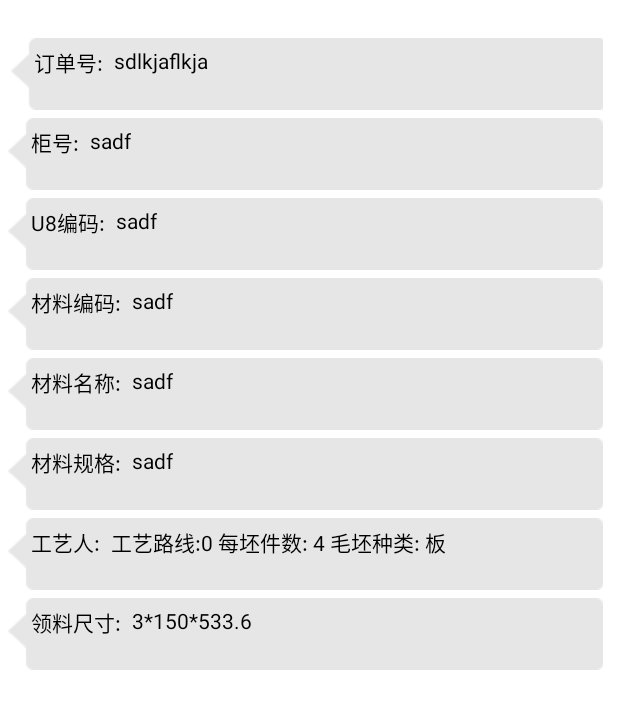
After one commit to txxmfnn/Shinva, an Android app: the fragment AllPlanFragment shown on its own in the app's theme, on a phone screen of 412 x 824 dp. The commit adds this screen. Shown: the top 709 px of the screen. Run offline under Robolectric (Android 15) with nearby library versions, the phone set to English and light mode, and no system bars; network calls fail.

Commit message:
增加订单查询综合页面

```diff
--- a/app/build.gradle
+++ b/app/build.gradle
@@ -35,8 +35,8 @@ dependencies {
     compile files('libs/jackson-module-jaxb-annotations-2.2.3.jar')
     compile project(':android_async_http_library')
     compile project(':stick_header_view_pager_library')
+    compile files('libs/gson-2.3.1.jar')
     compile 'com.android.support:appcompat-v7:23.4.0'
     compile 'com.android.support:design:23.4.0'
     compile 'com.android.support:support-v4:23.4.0'
-    compile files('libs/gson-2.3.1.jar')
 }
--- a/app/src/main/java/com/yanz/machine/shinva/PlanSearchActivity.java
+++ b/app/src/main/java/com/yanz/machine/shinva/PlanSearchActivity.java
@@ -19,6 +19,7 @@ import com.loopj.android.http.AsyncHttpClient;
 import com.loopj.android.http.RequestParams;
 import com.loopj.android.http.TextHttpResponseHandler;
 import com.yanz.machine.shinva.entity.SPlan;
+import com.yanz.machine.shinva.planSearch.AllPlanFragment;
 import com.yanz.machine.shinva.planSearch.DispatchingInfoFragment;
 import com.yanz.machine.shinva.planSearch.LogisticsPlanFragment;
 import com.yanz.machine.shinva.planSearch.PlanDetailFragment;
@@ -63,7 +64,7 @@ public class PlanSearchActivity extends FragmentActivity implements View.OnClick
     private TextView mPlanDetail;
     private TextView mDispatching;
     private TextView mLogisticPlan;
-
+    private TextView mPlanAll;
 
 
     @Override
@@ -101,6 +102,8 @@ public class PlanSearchActivity extends FragmentActivity implements View.OnClick
         mDispatching = (TextView) findViewById(R.id.id_tv_dispathing);//汇报明细
         findViewById(R.id.id_ll_logisticPlan).setOnClickListener(this);
         mLogisticPlan = (TextView) findViewById(R.id.id_tv_logisticPlan);//物流明细
+        findViewById(R.id.id_ll_planAll).setOnClickListener(this);
+        mPlanAll = (TextView)findViewById(R.id.id_tv_planAll);//综合信息
         viewPager.setOnPageChangeListener(new ViewPager.OnPageChangeListener() {
             @Override
             public void onPageScrolled(int position, float positionOffset, int positionOffsetPixels) {
@@ -122,9 +125,10 @@ public class PlanSearchActivity extends FragmentActivity implements View.OnClick
         //fragments.add(new DispatchingInfoFragment());
         fragments.add(new DispatchingInfoFragment());
         fragments.add(new LogisticsPlanFragment());
+        fragments.add(new AllPlanFragment());
         //adapter = new MyFragmentAdapter(getSupportFragmentManager(),fragments);
         mainPagerAdapter = new MainPagerAdapter(getSupportFragmentManager(),fragments);
-        viewPager.setOffscreenPageLimit(1);//改变预加载页面
+        viewPager.setOffscreenPageLimit(5);//改变预加载页面
         viewPager.setAdapter(mainPagerAdapter);
         changeSelectedState(0);
         initData();
@@ -168,7 +172,6 @@ public class PlanSearchActivity extends FragmentActivity implements View.OnClick
                             plans = objectMapper.readValue(
                                     result,
                                     new TypeReference<List<SPlan>>() {
-
                                     }
                             );
                             loadInfo();
@@ -232,10 +235,13 @@ public class PlanSearchActivity extends FragmentActivity implements View.OnClick
             case R.id.id_ll_logisticPlan://物流明细
                 currentPosition = 3;
                 break;
+            case R.id.id_ll_planAll://综合信息
+                currentPosition = 4;
+                break;
         }
         changeSelectedState(currentPosition);
 
-        //viewPager.setCurrentItem(currentPosition, false);
+        viewPager.setCurrentItem(currentPosition, false);
     }
     class MainPagerAdapter extends FragmentPagerAdapter {
         private List<Fragment> fragmentList;
@@ -265,6 +271,8 @@ public class PlanSearchActivity extends FragmentActivity implements View.OnClick
         mDispatching.setTextColor(currentPosition == 2 ? resources.getColor(R.color.text_color_press):resources.getColor(R.color.text_color_normal));
 
         mLogisticPlan.setTextColor(currentPosition == 3 ? resources.getColor(R.color.text_color_press) : resources.getColor(R.color.text_color_normal));
+
+        mPlanAll.setTextColor(currentPosition==4 ? resources.getColor(R.color.text_color_press):resources.getColor(R.color.text_color_normal));
     }
 
 
--- /dev/null
+++ b/app/src/main/java/com/yanz/machine/shinva/planSearch/AllPlanFragment.java
@@ -0,0 +1,52 @@
+package com.yanz.machine.shinva.planSearch;
+
+import android.content.Context;
+import android.net.Uri;
+import android.os.Bundle;
+import android.support.annotation.Nullable;
+import android.support.v4.app.Fragment;
+import android.view.LayoutInflater;
+import android.view.View;
+import android.view.ViewGroup;
+import android.widget.TextView;
+
+import com.yanz.machine.shinva.R;
+
+
+public class AllPlanFragment extends Fragment {
+
+    private View mMainView;
+    private TextView tv_planAll_dingdanCode;
+    public AllPlanFragment() {
+
+    }
+
+    @Override
+    public void onResume() {
+        super.onResume();
+
+    }
+
+    @Override
+    public void onCreate(@Nullable Bundle savedInstanceState) {
+        super.onCreate(savedInstanceState);
+
+    }
+
+    @Override
+    public void onActivityCreated(@Nullable Bundle savedInstanceState) {
+        super.onActivityCreated(savedInstanceState);
+
+    }
+
+    @Nullable
+    @Override
+    public View onCreateView(LayoutInflater inflater, @Nullable ViewGroup container, @Nullable Bundle savedInstanceState) {
+
+        mMainView = inflater.inflate(R.layout.fragment_all_plan,(ViewGroup) getActivity().findViewById(R.id.pager),false);
+        /*tv_planAll_test = (TextView) mMainView.findViewById(R.id.tv_planAll_test);
+        tv_planAll_test.setText("加载成功");*/
+
+        return mMainView;
+    }
+}
--- /dev/null
+++ b/app/src/main/res/layout/fragment_all_plan.xml
@@ -0,0 +1,248 @@
+<FrameLayout xmlns:android="http://schemas.android.com/apk/res/android"
+    xmlns:tools="http://schemas.android.com/tools"
+    android:layout_width="match_parent"
+    android:layout_height="match_parent"
+    tools:context="com.yanz.machine.shinva.planSearch.AllPlanFragment">
+
+
+    <RelativeLayout xmlns:android="http://schemas.android.com/apk/res/android"
+        android:layout_width="match_parent"
+        android:layout_height="match_parent"
+        android:background="@color/bg_White"
+        android:orientation="vertical"
+        android:paddingTop="20dp"
+        android:paddingRight="10dp">
+        <RelativeLayout
+            android:id="@+id/rl_planAll_first"
+            android:layout_marginLeft="5dp"
+            android:layout_marginTop="5dp"
+            android:layout_centerHorizontal="true"
+            android:background="@drawable/timeline_content"
+            android:padding="5dp"
+            android:layout_width="fill_parent"
+            android:layout_height="wrap_content">
+            <TextView
+                android:id="@+id/tv_planAll_dingdan"
+                android:paddingLeft="10dp"
+                android:text="订单号:"
+
+                android:textColor="@color/black"
+                android:textSize="14sp"
+                android:layout_width="wrap_content"
+                android:layout_height="wrap_content"/>
+            <TextView
+                android:id="@+id/tv_planAll_dingdanCode"
+                android:layout_marginLeft="7dp"
+                android:layout_toRightOf="@+id/tv_planAll_dingdan"
+                android:text="sdlkjaflkja"
+                android:textSize="14sp"
+                android:textColor="@color/black"
+                android:layout_width="wrap_content"
+                android:layout_height="wrap_content"/>
+        </RelativeLayout>
+        <RelativeLayout
+            android:id="@+id/rl_planAll_second"
+            android:layout_below="@+id/rl_planAll_first"
+            android:paddingTop="20dp"
+            android:layout_marginLeft="5dp"
+            android:layout_marginTop="5dp"
+            android:layout_toRightOf="@+id/img_circular"
+            android:background="@drawable/timeline_content"
+            android:padding="5dp"
+            android:layout_width="fill_parent"
+            android:layout_height="wrap_content">
+            <TextView
+                android:id="@+id/tv_planAll_guihao"
+                android:paddingLeft="10dp"
+                android:text="柜号:"
+                android:textColor="@color/black"
+                android:textSize="14sp"
+                android:layout_width="wrap_content"
+                android:layout_height="wrap_content"/>
+            <TextView
+                android:id="@+id/tv_planAll_guihaoCode"
+                android:layout_marginLeft="7dp"
+                android:layout_toRightOf="@+id/tv_planAll_guihao"
+                android:text="sadf"
+                android:textSize="14sp"
+                android:textColor="@color/black"
+                android:layout_width="wrap_content"
+                android:layout_height="wrap_content"/>
+        </RelativeLayout>
+        <RelativeLayout
+            android:id="@+id/rl_planAll_three"
+            android:layout_below="@+id/rl_planAll_second"
+            android:paddingTop="20dp"
+            android:layout_marginLeft="5dp"
+            android:layout_marginTop="5dp"
+            android:layout_toRightOf="@+id/img_circular"
+            android:background="@drawable/timeline_content"
+            android:padding="5dp"
+            android:layout_width="fill_parent"
+            android:layout_height="wrap_content">
+            <TextView
+                android:id="@+id/tv_planAll_u8"
+                android:paddingLeft="10dp"
+                android:text="U8编码:"
+                android:textColor="@color/black"
+                android:textSize="14sp"
+                android:layout_width="wrap_content"
+                android:layout_height="wrap_content"/>
+            <TextView
+                android:id="@+id/tv_planAll_u8Code"
+                android:layout_marginLeft="7dp"
+                android:layout_toRightOf="@+id/tv_planAll_u8"
+                android:text="sadf"
+                android:textSize="14sp"
+                android:textColor="@color/black"
+                android:layout_width="wrap_content"
+                android:layout_height="wrap_content"/>
+        </RelativeLayout>
+        <RelativeLayout
+            android:id="@+id/rl_planAll_four"
+            android:layout_below="@+id/rl_planAll_three"
+            android:paddingTop="20dp"
+            android:layout_marginLeft="5dp"
+            android:layout_marginTop="5dp"
+            android:layout_toRightOf="@+id/img_circular"
+            android:background="@drawable/timeline_content"
+            android:padding="5dp"
+            android:layout_width="fill_parent"
+            android:layout_height="wrap_content">
+            <TextView
+                android:id="@+id/tv_planAll_stock"
+                android:paddingLeft="10dp"
+                android:text="材料编码:"
+                android:textColor="@color/black"
+                android:textSize="14sp"
+                android:layout_width="wrap_content"
+                android:layout_height="wrap_content"/>
+            <TextView
+                android:id="@+id/tv_planAll_stockCode"
+                android:layout_marginLeft="7dp"
+                android:layout_toRightOf="@+id/tv_planAll_stock"
+                android:text="sadf"
+                android:textSize="14sp"
+                android:textColor="@color/black"
+                android:layout_width="wrap_content"
+                android:layout_height="wrap_content"/>
+        </RelativeLayout>
+        <RelativeLayout
+            android:id="@+id/rl_planAll_five"
+            android:layout_below="@+id/rl_planAll_four"
+            android:paddingTop="20dp"
+            android:layout_marginLeft="5dp"
+            android:layout_marginTop="5dp"
+            android:layout_toRightOf="@+id/img_circular"
+            android:background="@drawable/timeline_content"
+            android:padding="5dp"
+            android:layout_width="fill_parent"
+            android:layout_height="wrap_content">
+            <TextView
+                android:id="@+id/tv_planAll_stockName"
+                android:paddingLeft="10dp"
+                android:text="材料名称:"
+                android:textColor="@color/black"
+                android:textSize="14sp"
+                android:layout_width="wrap_content"
+                android:layout_height="wrap_content"/>
+            <TextView
+                android:id="@+id/tv_planAll_stockNameCode"
+                android:layout_marginLeft="7dp"
+                android:layout_toRightOf="@+id/tv_planAll_stockName"
+                android:text="sadf"
+                android:textSize="14sp"
+                android:textColor="@color/black"
+                android:layout_width="wrap_content"
+                android:layout_height="wrap_content"/>
+        </RelativeLayout>
+        <RelativeLayout
+            android:id="@+id/rl_planAll_six"
+            android:layout_below="@+id/rl_planAll_five"
+            android:paddingTop="20dp"
+            android:layout_marginLeft="5dp"
+            android:layout_marginTop="5dp"
+            android:layout_toRightOf="@+id/img_circular"
+            android:background="@drawable/timeline_content"
+            android:padding="5dp"
+            android:layout_width="fill_parent"
+            android:layout_height="wrap_content">
+            <TextView
+                android:id="@+id/tv_planAll_stockPtd"
+                android:paddingLeft="10dp"
+                android:text="材料规格:"
+                android:textColor="@color/black"
+                android:textSize="14sp"
+                android:layout_width="wrap_content"
+                android:layout_height="wrap_content"/>
+            <TextView
+                android:id="@+id/tv_planAll_stockPtdCode"
+                android:layout_marginLeft="7dp"
+                android:layout_toRightOf="@+id/tv_planAll_stockPtd"
+                android:text="sadf"
+                android:textSize="14sp"
+                android:textColor="@color/black"
+                android:layout_width="wrap_content"
+                android:layout_height="wrap_content"/>
+        </RelativeLayout>
+        <RelativeLayout
+            android:id="@+id/rl_planAll_seven"
+            android:layout_below="@+id/rl_planAll_six"
+            android:paddingTop="20dp"
+            android:layout_marginLeft="5dp"
+            android:layout_marginTop="5dp"
+            android:layout_toRightOf="@+id/img_circular"
+            android:background="@drawable/timeline_content"
+            android:padding="5dp"
+            android:layout_width="fill_parent"
+            android:layout_height="wrap_content">
+            <TextView
+                android:id="@+id/tv_planAll_gyr"
+                android:paddingLeft="10dp"
+                android:text="工艺人:"
+                android:textColor="@color/black"
+                android:textSize="14sp"
+                android:layout_width="wrap_content"
+                android:layout_height="wrap_content"/>
+            <TextView
+                android:id="@+id/tv_planAll_gyrCode"
+                android:layout_marginLeft="7dp"
+                android:layout_toRightOf="@+id/tv_planAll_gyr"
+                android:text="工艺路线:0 每坯件数: 4 毛坯种类: 板"
+                android:textSize="14sp"
+                android:textColor="@color/black"
+                android:layout_width="wrap_content"
+                android:layout_height="wrap_content"/>
+        </RelativeLayout>
+        <RelativeLayout
+            android:id="@+id/rl_planAll_eight"
+            android:layout_below="@+id/rl_planAll_seven"
+            android:paddingTop="20dp"
+            android:layout_marginLeft="5dp"
+            android:layout_marginTop="5dp"
+            android:layout_toRightOf="@+id/img_circular"
+            android:background="@drawable/timeline_content"
+            android:padding="5dp"
+            android:layout_width="fill_parent"
+            android:layout_height="wrap_content">
+            <TextView
+                android:id="@+id/tv_planAll_llcc"
+                android:paddingLeft="10dp"
+                android:text="领料尺寸:"
+                android:textColor="@color/black"
+                android:textSize="14sp"
+                android:layout_width="wrap_content"
+                android:layout_height="wrap_content"/>
+            <TextView
+                android:id="@+id/tv_planAll_llccCode"
+                android:layout_marginLeft="7dp"
+                android:layout_toRightOf="@+id/tv_planAll_llcc"
+                android:text="3*150*533.6"
+                android:textSize="14sp"
+                android:textColor="@color/black"
+                android:layout_width="wrap_content"
+                android:layout_height="wrap_content"/>
+        </RelativeLayout>
+    </RelativeLayout>
+
+</FrameLayout>
--- a/app/src/main/res/layout/item_line.xml
+++ b/app/src/main/res/layout/item_line.xml
@@ -68,6 +68,7 @@
         android:text="工序:1"
         android:background="@drawable/timeline_cwpcode"
         android:textSize="14sp"
+
         android:layout_width="wrap_content"
         android:layout_height="wrap_content"/>
     <!--<View
--- a/app/src/main/res/layout/top.xml
+++ b/app/src/main/res/layout/top.xml
@@ -70,6 +70,19 @@
                 android:id="@+id/id_tv_logisticPlan"
                 android:text="物流" />
         </LinearLayout>
+        <LinearLayout
+            android:id="@+id/id_ll_planAll"
+            android:layout_width="3dp"
+            android:layout_height="fill_parent"
+            android:layout_weight="1"
+            android:gravity="center" >
+            <TextView
+                android:layout_width="wrap_content"
+                android:layout_height="wrap_content"
+                android:textColor="#000000"
+                android:id="@+id/id_tv_planAll"
+                android:text="综合" />
+        </LinearLayout>
     </LinearLayout>
 
 
--- a/build.gradle
+++ b/build.gradle
@@ -5,7 +5,7 @@ buildscript {
         jcenter()
     }
     dependencies {
-        classpath 'com.android.tools.build:gradle:2.0.0'
+        classpath 'com.android.tools.build:gradle:2.1.2'
 
         // NOTE: Do not place your application dependencies here; they belong
         // in the individual module build.gradle files
```
Also changed, not shown: app/src/main/res/drawable/timeline_content.9.png, 17 other files.
